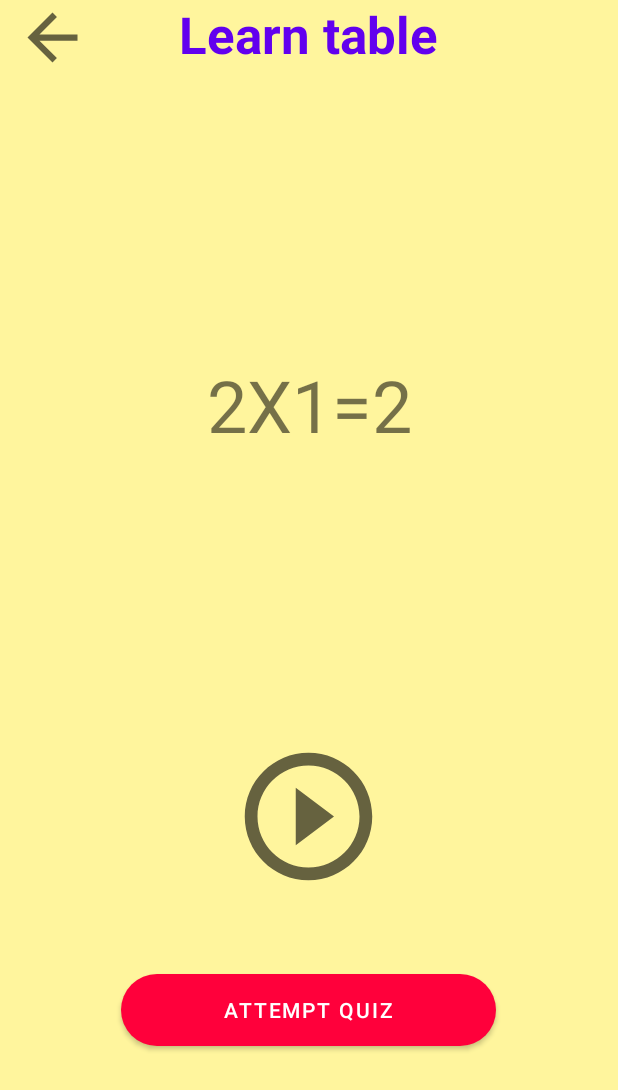
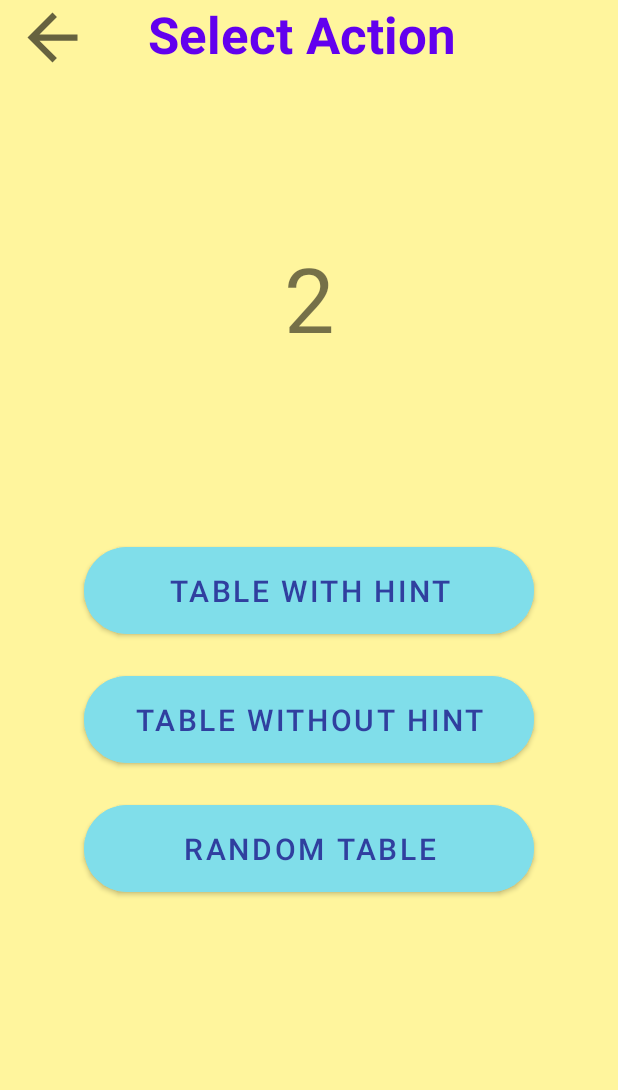
Before and after one commit to abhisek1999-android/Beyond-School-2, an Android app: the screen it shows after launch (table_with_hint before the commit, select_action after it), after a tap on "X2", on a phone screen of 412 x 824 dp. Shown: the top 1090 px of the screen. Run offline under Robolectric (Android 15) with nearby library versions, the phone set to English and light mode, and no system bars.

Commit message:
added functionality to table with hint

```diff
--- a/app/src/main/AndroidManifest.xml
+++ b/app/src/main/AndroidManifest.xml
@@ -9,6 +9,9 @@
         android:roundIcon="@mipmap/ic_launcher_round"
         android:supportsRtl="true"
         android:theme="@style/Theme.BEYOND_SCHOOL">
+        <activity
+            android:name=".select_action"
+            android:exported="false" />
         <activity
             android:name=".table_questions"
             android:exported="false" />
--- /dev/null
+++ b/app/src/main/java/com/kaustubh/beyond_school/select_action.java
@@ -0,0 +1,52 @@
+package com.kaustubh.beyond_school;
+
+import androidx.appcompat.app.AppCompatActivity;
+
+import android.content.Intent;
+import android.os.Bundle;
+import android.view.View;
+import android.widget.Button;
+import android.widget.ImageView;
+import android.widget.TextView;
+
+public class select_action extends AppCompatActivity {
+    ImageView back;
+    TextView textView;
+    Button TableWithHint,TableWithoutHint,RandomTable;
+    @Override
+    protected void onCreate(Bundle savedInstanceState) {
+        super.onCreate(savedInstanceState);
+        setContentView(R.layout.activity_select_action);
+        //temporary for developing
+        textView=findViewById(R.id.textView24);
+        back=findViewById(R.id.imageView8);
+        TableWithHint=findViewById(R.id.button4);
+        TableWithoutHint=findViewById(R.id.button);
+        RandomTable=findViewById(R.id.button6);
+        Intent intent=getIntent();
+        int k=intent.getIntExtra("value",0);
+        textView.setText(String.valueOf(k));
+        TableWithHint.setOnClickListener(new View.OnClickListener() {
+            @Override
+            public void onClick(View view) {
+                Intent intent1=new Intent(select_action.this,table_with_hint.class);
+                intent1.putExtra("ValueOfTable",k);
+                startActivity(intent1);
+            }
+        });
+        TableWithoutHint.setOnClickListener(new View.OnClickListener() {
+            @Override
+            public void onClick(View view) {
+                Intent intent2=new Intent(select_action.this,table_questions.class);
+                intent2.putExtra("ValueOfTable",k);
+                startActivity(intent2);
+            }
+        });
+        back.setOnClickListener(new View.OnClickListener() {
+            @Override
+            public void onClick(View view) {
+                finish();
+            }
+        });
+    }
+}
--- a/app/src/main/res/drawable/ic_baseline_arrow_back_24.xml
+++ b/app/src/main/res/drawable/ic_baseline_arrow_back_24.xml
@@ -1,6 +1,6 @@
 <vector xmlns:android="http://schemas.android.com/apk/res/android"
-    android:width="24dp"
-    android:height="24dp"
+    android:width="50dp"
+    android:height="50dp"
     android:viewportWidth="24"
     android:viewportHeight="24"
     android:tint="?attr/colorControlNormal">
--- /dev/null
+++ b/app/src/main/res/layout/activity_select_action.xml
@@ -0,0 +1,103 @@
+<?xml version="1.0" encoding="utf-8"?>
+<androidx.constraintlayout.widget.ConstraintLayout xmlns:android="http://schemas.android.com/apk/res/android"
+    xmlns:app="http://schemas.android.com/apk/res-auto"
+    xmlns:tools="http://schemas.android.com/tools"
+    android:layout_width="match_parent"
+    android:layout_height="match_parent"
+    android:background="#FFF59D"
+    tools:context=".table_questions">
+
+    <ImageView
+        android:id="@+id/imageView8"
+        android:layout_width="70dp"
+        android:layout_height="50dp"
+        app:layout_constraintBottom_toBottomOf="parent"
+        app:layout_constraintEnd_toEndOf="parent"
+        app:layout_constraintHorizontal_bias="0.0"
+        app:layout_constraintStart_toStartOf="parent"
+        app:layout_constraintTop_toTopOf="parent"
+        app:layout_constraintVertical_bias="0.0"
+        app:srcCompat="@drawable/ic_baseline_arrow_back_24" />
+
+    <TextView
+        android:id="@+id/textView33"
+        android:layout_width="wrap_content"
+        android:layout_height="wrap_content"
+        android:layout_marginBottom="98dp"
+        android:text="Select Action "
+        android:textColor="@color/purple_500"
+        android:textSize="34sp"
+        android:textStyle="bold"
+        app:layout_constraintBottom_toBottomOf="parent"
+        app:layout_constraintEnd_toEndOf="parent"
+        app:layout_constraintHorizontal_bias="0.498"
+        app:layout_constraintStart_toStartOf="parent"
+        app:layout_constraintTop_toTopOf="parent"
+        app:layout_constraintVertical_bias="0.0" />
+
+    <TextView
+        android:id="@+id/textView24"
+        android:layout_width="wrap_content"
+        android:layout_height="wrap_content"
+        android:text="0"
+        android:textSize="60sp"
+        app:layout_constraintBottom_toTopOf="@+id/linearLayout"
+        app:layout_constraintEnd_toEndOf="parent"
+        app:layout_constraintStart_toStartOf="parent"
+        app:layout_constraintTop_toBottomOf="@+id/textView33" />
+
+    <LinearLayout
+        android:id="@+id/linearLayout"
+        android:layout_width="0dp"
+        android:layout_height="wrap_content"
+        android:orientation="vertical"
+        app:layout_constraintBottom_toBottomOf="parent"
+        app:layout_constraintEnd_toEndOf="parent"
+        app:layout_constraintHorizontal_bias="0.0"
+        app:layout_constraintStart_toStartOf="parent"
+        app:layout_constraintTop_toBottomOf="@+id/textView33"
+        app:layout_constraintVertical_bias="0.586">
+
+        <Button
+            android:id="@+id/button4"
+            android:layout_width="300dp"
+            android:layout_height="70dp"
+            android:layout_gravity="center"
+            android:layout_marginTop="8dp"
+            android:layout_marginBottom="8dp"
+            android:backgroundTint="#80DEEA"
+            android:text="Table With HInt"
+            android:textColor="#303F9F"
+            android:textSize="20sp"
+            app:shapeAppearanceOverlay="@style/Button5" />
+
+        <Button
+            android:id="@+id/button"
+            android:layout_width="300dp"
+            android:layout_height="70dp"
+            android:layout_gravity="center"
+            android:layout_marginTop="8dp"
+            android:layout_marginBottom="8dp"
+            android:backgroundTint="#80DEEA"
+            android:text="Table Without HInt"
+            android:textColor="#303F9F"
+            android:textSize="20sp"
+            app:shapeAppearanceOverlay="@style/Button5" />
+
+        <Button
+            android:id="@+id/button6"
+            android:layout_width="300dp"
+            android:layout_height="70dp"
+            android:layout_gravity="center"
+            android:layout_marginTop="8dp"
+            android:layout_marginBottom="8dp"
+            android:backgroundTint="#80DEEA"
+            android:text="Random Table"
+            android:textColor="#303F9F"
+            android:textSize="20sp"
+            app:shapeAppearanceOverlay="@style/Button5" />
+
+
+    </LinearLayout>
+
+</androidx.constraintlayout.widget.ConstraintLayout>
--- a/app/src/main/res/layout/activity_table_with_hint.xml
+++ b/app/src/main/res/layout/activity_table_with_hint.xml
@@ -6,6 +6,39 @@
     android:layout_height="match_parent"
     android:background="#FFF59D"
     tools:context=".table_with_hint">
+
+    <androidx.cardview.widget.CardView
+        android:id="@+id/ShowTable"
+        android:layout_width="0dp"
+        android:layout_height="50dp"
+        android:layout_margin="6dp"
+        android:layout_marginStart="6dp"
+        android:layout_marginEnd="6dp"
+        android:background="#0000C853"
+        app:cardBackgroundColor="#80DEEA"
+        app:cardCornerRadius="20dp"
+        app:cardElevation="9dp"
+        app:layout_columnWeight="1"
+        app:layout_constraintBottom_toBottomOf="parent"
+        app:layout_constraintEnd_toEndOf="parent"
+        app:layout_constraintHorizontal_bias="0.0"
+        app:layout_constraintStart_toStartOf="parent"
+        app:layout_constraintTop_toTopOf="parent"
+        app:layout_constraintVertical_bias="0.182"
+        app:layout_gravity="fill"
+        app:layout_rowWeight="1">
+
+        <TextView
+            android:id="@+id/textView26"
+            android:layout_width="wrap_content"
+            android:layout_height="wrap_content"
+            android:layout_gravity="center"
+            android:fontFamily="sans-serif"
+            android:textColor="#303F9F"
+            android:textSize="34sp"
+            android:textStyle="bold" />
+
+    </androidx.cardview.widget.CardView>
 
     <TextView
         android:id="@+id/textView21"
@@ -41,36 +74,11 @@
         android:layout_height="102dp"
         app:layout_constraintBottom_toBottomOf="parent"
         app:layout_constraintEnd_toEndOf="parent"
-        app:layout_constraintHorizontal_bias="0.498"
+        app:layout_constraintHorizontal_bias="0.494"
         app:layout_constraintStart_toStartOf="parent"
         app:layout_constraintTop_toTopOf="parent"
-        app:layout_constraintVertical_bias="0.683"
+        app:layout_constraintVertical_bias="0.783"
         app:srcCompat="@drawable/ic_baseline_play_circle_outline_24" />
-
-    <Button
-        android:id="@+id/attempt_quiz"
-        android:layout_width="250dp"
-        android:layout_height="60dp"
-        android:text="attempt quiz"
-        app:backgroundTint="#FF003B"
-        app:layout_constraintBottom_toBottomOf="parent"
-        app:layout_constraintEnd_toEndOf="parent"
-        app:layout_constraintHorizontal_bias="0.498"
-        app:layout_constraintStart_toStartOf="parent"
-        app:layout_constraintTop_toBottomOf="@+id/imageView3"
-        app:layout_constraintVertical_bias="0.284"
-        app:shapeAppearanceOverlay="@style/Button5" />
-
-    <TextView
-        android:id="@+id/textView24"
-        android:layout_width="wrap_content"
-        android:layout_height="wrap_content"
-        android:text="2X1=2"
-        android:textSize="48sp"
-        app:layout_constraintBottom_toTopOf="@+id/imageView3"
-        app:layout_constraintEnd_toEndOf="parent"
-        app:layout_constraintStart_toStartOf="parent"
-        app:layout_constraintTop_toBottomOf="@+id/textView21" />
 
 
 </androidx.constraintlayout.widget.ConstraintLayout>
```
Also changed, not shown: app/src/main/java/com/kaustubh/beyond_school/MainActivity.java (+97 -9 lines), app/src/main/java/com/kaustubh/beyond_school/table_with_hint.java (+159 -14 lines), app/src/main/res/layout/activity_main.xml (+28 -8 lines), app/src/main/res/layout/activity_table_questions.xml (+45 -32 lines).
